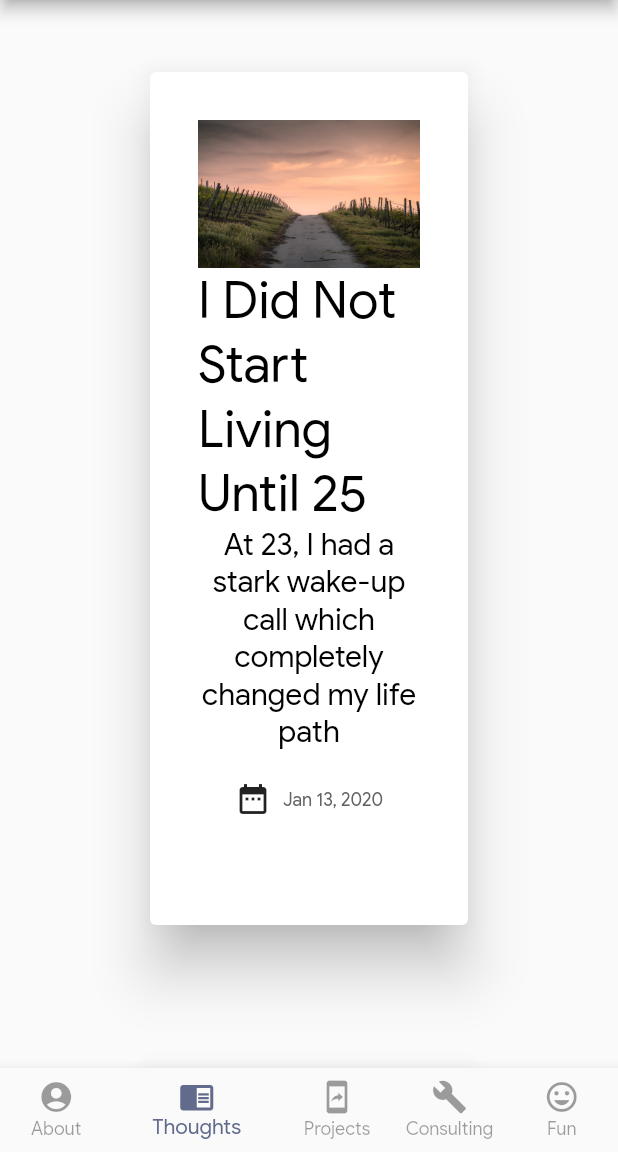
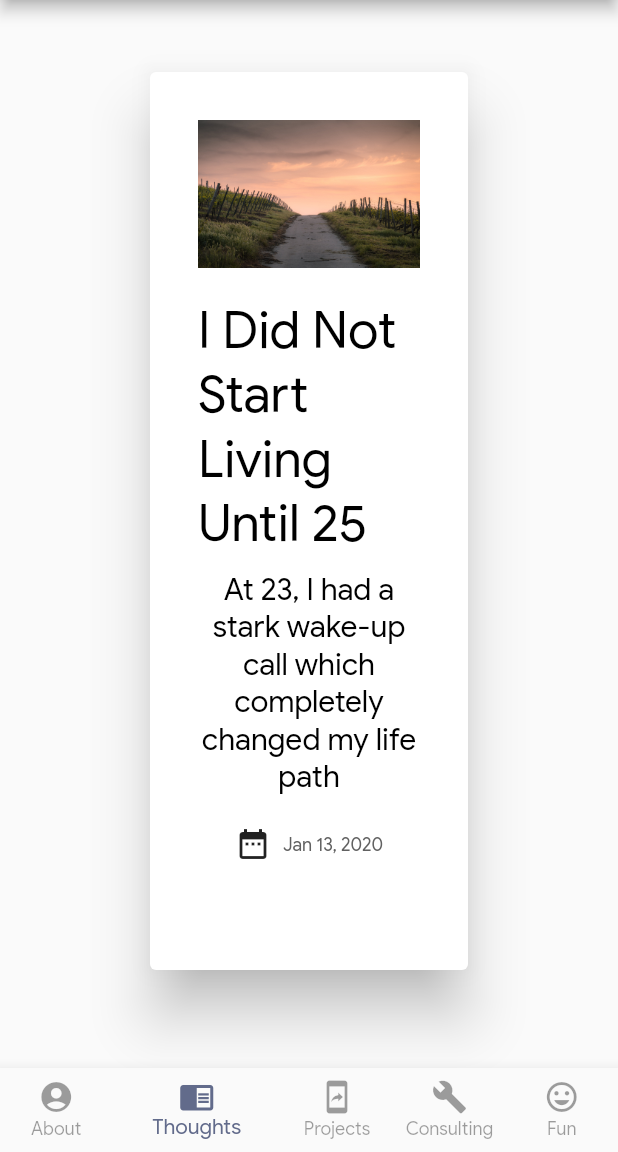
Before and after one commit to ashtonjonesdev/ashton_jones_dev_website, a Flutter app: the screen it shows after launch, item 2 of the bottom bar chosen, on a phone screen of 412 x 824 dp, the part 84-1236 px from its top. Run offline on Flutter 3.47's test engine with Material 2 defaults, Android fonts, the phone set to English and light mode, and no system bars; missing offline and left inert: dart:html.

Commit message:
Implemented ui changes in medium_article_widget.dart

```diff
--- a/lib/core/data/model/medium_articles_data.dart
+++ b/lib/core/data/model/medium_articles_data.dart
@@ -2,7 +2,7 @@ import 'medium_article.dart';
 
 final List<MediumArticle> mediumArticles = [
   MediumArticle(title: 'I Did Not Start Living Until 25', subtitle: 'At 23, I had a stark wake-up call which completely changed my life path', datePublished: 'Jan 13, 2020', imageResource: 'images/i_did_not_start_living_until_25.jpg', link: 'https://medium.com/the-ascent/i-did-not-start-living-until-25-2061b1bf1c20'),
-  MediumArticle(title: 'From 0 to Android Engineer', subtitle: 'How I became a Google-Certified Android Engineer in less than a year with no programming background', datePublished: 'Feb 1, 2020', imageResource: 'images/associate_android_developer_badge_google_play_store_cover.png', link: 'https://android.jlelse.eu/from-0-to-android-engineer-6f9019395b2a?source=---------2------------------&gi=48c4881127b1'),
+  MediumArticle(title: 'From 0 to Android Engineer', subtitle: 'How I became a Google-Certified Android Engineer in less than a year with no programming background', datePublished: 'Feb 1, 2020', imageResource: 'images/associate_android_developer_badge_small.png', link: 'https://android.jlelse.eu/from-0-to-android-engineer-6f9019395b2a?source=---------2------------------&gi=48c4881127b1'),
   MediumArticle(title: 'On 2019', subtitle: 'My personal 2019 reflections', datePublished:'Jan 14, 2020', imageResource: 'images/on_2019.jpg', link: 'https://medium.com/@TJgrapes/on-2019-a8495446f451'),
   MediumArticle(title: 'Lighting the Way for Tallahassee', subtitle: 'And connecting Tallahassee with the world', datePublished: 'Feb 28, 2020', imageResource: 'images/tallahassee_skyline.jpg', link: 'https://medium.com/@TJgrapes/lighting-the-way-for-tallahassee-2fc40e9c9207'),
   MediumArticle(title: 'Introducing: Reply', subtitle: 'An Android app to easily send your own predefined messages through any platform', datePublished: 'May 3, 2020', imageResource: 'images/reply_title.png', link: 'https://medium.com/@TJgrapes/introducing-reply-3d0b57ec6744'),
--- a/lib/ui/widgets/consulting_tab.dart
+++ b/lib/ui/widgets/consulting_tab.dart
@@ -87,6 +87,7 @@ class _ConsultingTabState extends State<ConsultingTab> {
      headers["Authorization"] =
      "Bearer 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 ";
      headers["Content-Type"] = "application/json";
+
 
      var url = 'https://api.sendgrid.com/v3/mail/send';
      var response = await http.post(url,
--- a/lib/ui/widgets/medium_article_widget.dart
+++ b/lib/ui/widgets/medium_article_widget.dart
@@ -27,8 +27,11 @@ class MediumArticleWidget extends StatelessWidget {
             child: Column(
               mainAxisAlignment: MainAxisAlignment.center,
               children: [
-                FittedBox(fit: BoxFit.fitWidth, child: Image.asset(_mediumArticle.imageResource)),
+                // TODO: Make sizing of article images consistent
+                FittedBox(fit: BoxFit.fitWidth, child: Image.asset(_mediumArticle.imageResource, height: 300,)),
+                SizedBox(height: 20),
                 Text(_mediumArticle.title, style: Theme.of(context).textTheme.headline4,),
+                SizedBox(height: 10),
                 Text(_mediumArticle.subtitle, textAlign: TextAlign.center, style: Theme.of(context).textTheme.caption.copyWith(fontSize: 20),),
                 SizedBox(height: 20,),
                 Row(
```
Also changed, not shown: images/associate_android_developer_badge_small.png (added), images/google_certified_android_developer.png (added).
